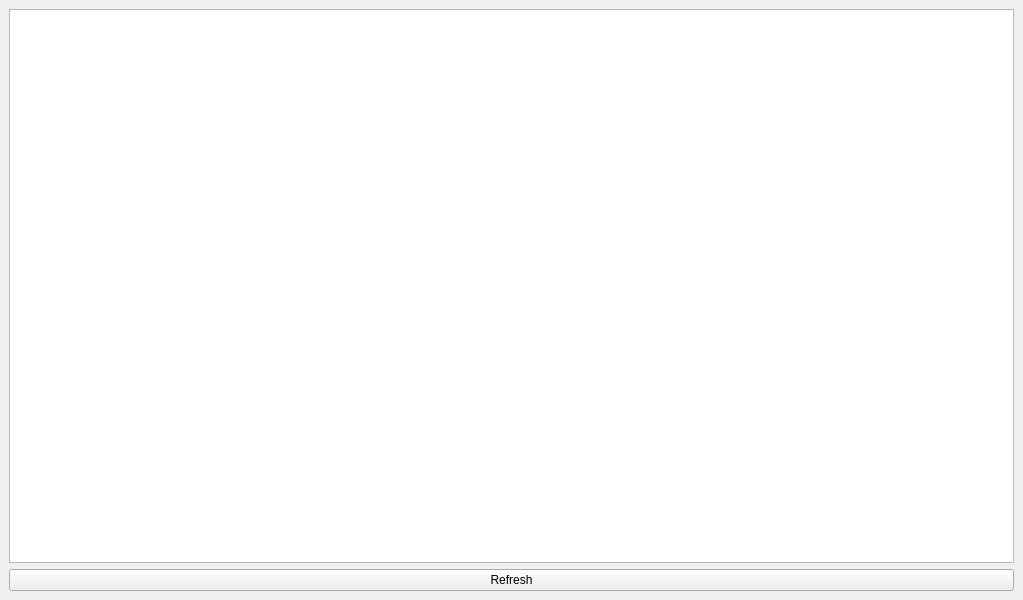
The window that quard_star_tools/telnetview/telnetwindow.ui (QQxiaoming/quard_star_tutorial) describes before a commit, drawn with Qt 5.
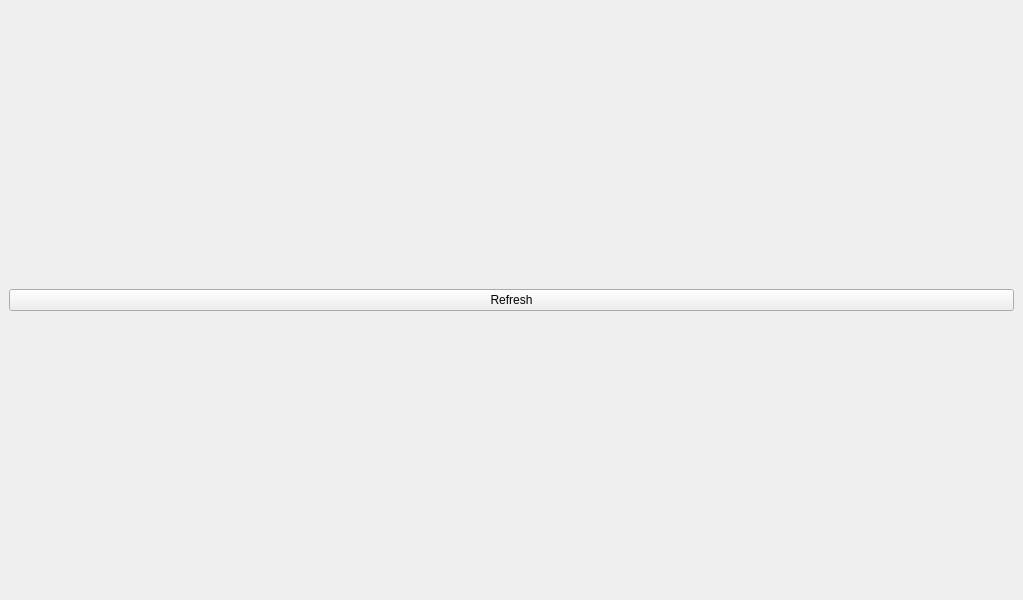
The same window after the commit.

Diff of the .ui file:
```diff
--- a/quard_star_tools/telnetview/telnetwindow.ui
+++ b/quard_star_tools/telnetview/telnetwindow.ui
@@ -16,17 +16,7 @@
   <widget class="QWidget" name="centralwidget">
    <layout class="QVBoxLayout" name="verticalLayout">
     <item>
-     <widget class="QPlainTextEdit" name="teOutput">
-      <property name="font">
-       <font>
-        <family>Anonymous Pro for Powerline</family>
-        <pointsize>16</pointsize>
-       </font>
-      </property>
-      <property name="readOnly">
-       <bool>true</bool>
-      </property>
-     </widget>
+     <layout class="QVBoxLayout" name="teOutput"/>
     </item>
     <item>
      <widget class="QPushButton" name="refreshPushbuttion">
```
